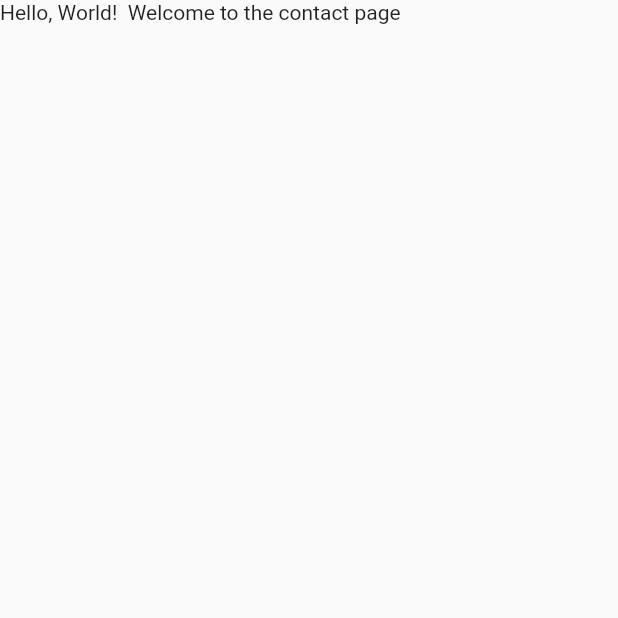
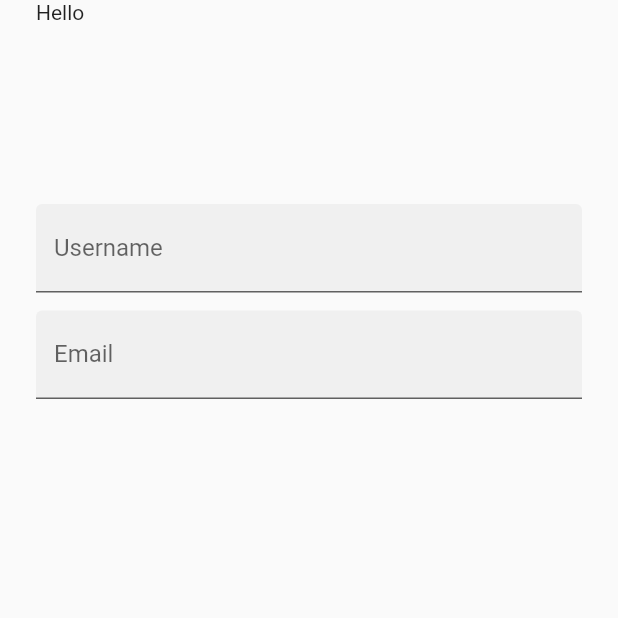
Before and after one commit to wowbob396/FightForFitness, a Flutter app: the ContactPage screen opened directly, on a phone screen of 412 x 824 dp, the top half of it. Run offline on Flutter 3.47's test engine with Material 2 defaults, Android fonts, the phone set to English and light mode, and no system bars; our stand-ins replace bottom_navy_bar, cloud_firestore; accounts and stored records are empty.

Commit message:
started working on contact page

```diff
--- a/lib/components/ContactPage.dart
+++ b/lib/components/ContactPage.dart
@@ -5,7 +5,34 @@ class ContactPage extends StatelessWidget {
   Widget build(BuildContext context) {
     // TODO: implement build
     return Scaffold(
-      body: Text("Hello, World!  Welcome to the contact page"),
+      body: SafeArea(
+          child: ListView(
+            padding: EdgeInsets.symmetric(horizontal: 24.0),
+            children: <Widget>[
+              Text("Hello"),
+              SizedBox(height: 120),
+              Column(
+                children: <Widget>[
+                  TextField(
+                    decoration: InputDecoration(
+                      filled: true,
+                      labelText: 'Username',
+                    ),
+                  ),
+// spacer
+                  SizedBox(height: 12.0),
+// [Password]
+                  TextField(
+                    decoration: InputDecoration(
+                      filled: true,
+                      labelText: 'Email',
+                    ),
+                  ),
+                ],
+              )
+            ],
+          )
+      ),
     );
   }
 }
```
